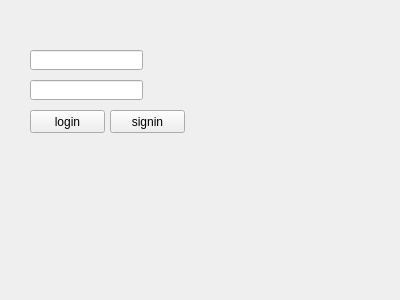
This is client/login.ui in sihyeokpark/auto-attendance as Qt 5 draws it before an edit. The edited form follows.
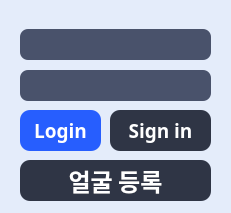
This is the edited form.

The edit to the form file:
```diff
--- a/client/login.ui
+++ b/client/login.ui
@@ -6,44 +6,97 @@
    <rect>
     <x>0</x>
     <y>0</y>
-    <width>400</width>
-    <height>300</height>
+    <width>231</width>
+    <height>213</height>
    </rect>
   </property>
   <property name="windowTitle">
    <string>Form</string>
   </property>
+  <property name="styleSheet">
+   <string notr="true">background-color: #e4ecfa;</string>
+  </property>
   <widget class="QLineEdit" name="le_id">
    <property name="geometry">
     <rect>
-     <x>30</x>
-     <y>50</y>
-     <width>113</width>
-     <height>20</height>
+     <x>20</x>
+     <y>29</y>
+     <width>191</width>
+     <height>31</height>
     </rect>
    </property>
+   <property name="font">
+    <font>
+     <family>Noto Sans KR</family>
+     <pointsize>12</pointsize>
+     <weight>75</weight>
+     <bold>true</bold>
+    </font>
+   </property>
+   <property name="styleSheet">
+    <string notr="true">background-color: #49526b;
+border-radius: 8px;
+color: #ffffff;
+padding-right: 3px;
+padding-left: 3px;
+padding-bottom: 1px;</string>
+   </property>
   </widget>
   <widget class="QLineEdit" name="le_pw">
    <property name="geometry">
     <rect>
-     <x>30</x>
-     <y>80</y>
-     <width>113</width>
-     <height>20</height>
+     <x>20</x>
+     <y>70</y>
+     <width>191</width>
+     <height>31</height>
     </rect>
    </property>
+   <property name="font">
+    <font>
+     <family>Noto Sans KR</family>
+     <pointsize>12</pointsize>
+     <weight>75</weight>
+     <bold>true</bold>
+    </font>
+   </property>
+   <property name="styleSheet">
+    <string notr="true">background-color: #49526b;
+border-radius: 8px;
+color: #ffffff;
+padding-right: 3px;
+padding-left: 3px;
+padding-bottom: 1px;</string>
+   </property>
   </widget>
   <widget class="QPushButton" name="btn_login">
    <property name="geometry">
     <rect>
-     <x>30</x>
+     <x>20</x>
      <y>110</y>
-     <width>75</width>
-     <height>23</height>
+     <width>81</width>
+     <height>41</height>
     </rect>
    </property>
+   <property name="font">
+    <font>
+     <family>Noto Sans KR</family>
+     <pointsize>14</pointsize>
+     <weight>75</weight>
+     <bold>true</bold>
+    </font>
+   </property>
+   <property name="styleSheet">
+    <string notr="true">QPushButton {
+	background-color: #275efe;
+	border-radius: 10px;
+	color: #ffffff;
+}
+QPushButton:hover {
+	background-color: #274fff;
+}</string>
+   </property>
    <property name="text">
-    <string>login</string>
+    <string>Login</string>
    </property>
   </widget>
   <widget class="QPushButton" name="btn_signin">
@@ -51,12 +104,65 @@
     <rect>
      <x>110</x>
      <y>110</y>
-     <width>75</width>
-     <height>23</height>
+     <width>101</width>
+     <height>41</height>
     </rect>
    </property>
+   <property name="font">
+    <font>
+     <family>Noto Sans KR</family>
+     <pointsize>14</pointsize>
+     <weight>75</weight>
+     <bold>true</bold>
+    </font>
+   </property>
+   <property name="styleSheet">
+    <string notr="true">QPushButton {
+	border: none;
+	background-color: #2f3545;
+	border-radius: 10px;
+	color: #ffffff;
+}
+QPushButton:hover {
+	background-color: #49526b;
+	color: #ffffff;
+}</string>
+   </property>
    <property name="text">
-    <string>signin</string>
+    <string>Sign in</string>
+   </property>
+  </widget>
+  <widget class="QPushButton" name="btn_registerFace">
+   <property name="geometry">
+    <rect>
+     <x>20</x>
+     <y>160</y>
+     <width>191</width>
+     <height>41</height>
+    </rect>
+   </property>
+   <property name="font">
+    <font>
+     <family>Noto Sans KR</family>
+     <pointsize>18</pointsize>
+     <weight>75</weight>
+     <bold>true</bold>
+    </font>
+   </property>
+   <property name="styleSheet">
+    <string notr="true">QPushButton {
+	border: none;
+	background-color: #2f3545;
+	border-radius: 10px;
+	color: #ffffff;
+}
+QPushButton:hover {
+	background-color: #49526b;
+	color: #ffffff;
+}</string>
+   </property>
+   <property name="text">
+    <string>얼굴 등록</string>
    </property>
   </widget>
  </widget>
```
